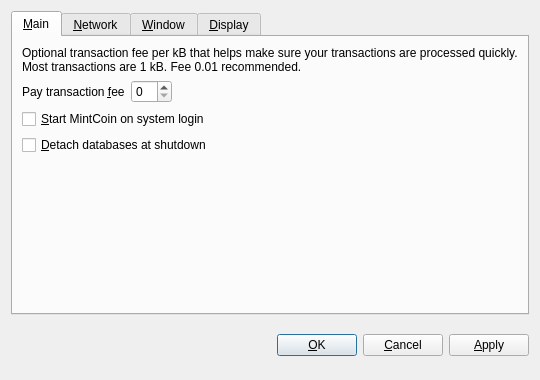
Old version of the form src/qt/forms/optionsdialog.ui in the repository evilgenieent/Whitecoin.
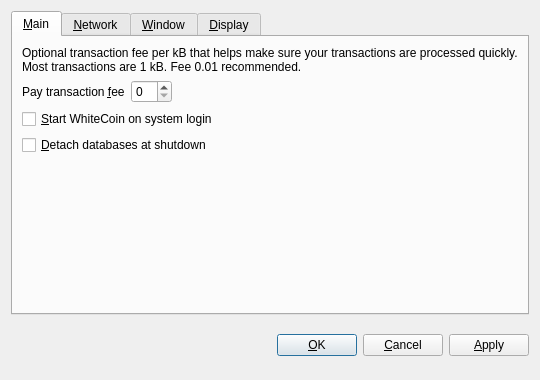
New version of the form. Custom widgets are drawn as their Qt base class.

```diff
--- a/src/qt/forms/optionsdialog.ui
+++ b/src/qt/forms/optionsdialog.ui
@@ -82,7 +82,7 @@
           <string>Automatically start MintCoin after logging in to the system.</string>
          </property>
          <property name="text">
-          <string>&amp;Start MintCoin on system login</string>
+          <string>&amp;Start WhiteCoin on system login</string>
          </property>
         </widget>
        </item>
```
Left out of the diff: 10 changed lines with no effect on the pictures.
